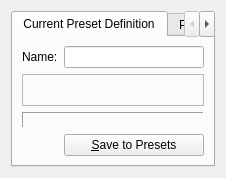
The window that krita/ui/forms/wdgpaintoppresets.ui (KDE/krita) describes before a commit, drawn with Qt 5.
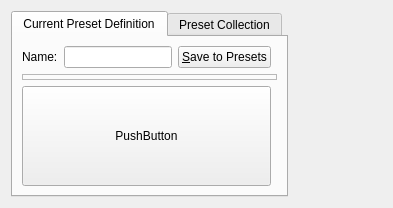
The same window after the commit. Custom widgets are drawn as their Qt base class.

Commit message: added big preset preview

Diff of the .ui file:
```diff
--- a/krita/ui/forms/wdgpaintoppresets.ui
+++ b/krita/ui/forms/wdgpaintoppresets.ui
@@ -1,12 +1,12 @@
 <ui version="4.0" >
  <class>WdgPaintOpPresets</class>
- <widget class="QWidget" name="WdgPaintOpPresets" >
-  <property name="geometry" >
+ <widget class="QWidget" name="WdgPaintOpPresets">
+  <property name="geometry">
    <rect>
     <x>0</x>
-    <y>0</y>
-    <width>212</width>
-    <height>178</height>
+    <y>122</y>
+    <width>393</width>
+    <height>208</height>
    </rect>
   </property>
   <property name="sizePolicy" >
@@ -15,11 +15,11 @@
     <verstretch>0</verstretch>
    </sizepolicy>
   </property>
-  <layout class="QGridLayout" name="gridLayout_4" >
-   <item row="0" column="0" >
-    <widget class="QTabWidget" name="tabPresets" >
-     <property name="sizePolicy" >
-      <sizepolicy vsizetype="Expanding" hsizetype="Fixed" >
+  <layout class="QVBoxLayout" name="verticalLayout">
+   <item>
+    <widget class="QTabWidget" name="tabPresets">
+     <property name="sizePolicy">
+      <sizepolicy hsizetype="Fixed" vsizetype="Expanding">
        <horstretch>0</horstretch>
        <verstretch>0</verstretch>
       </sizepolicy>
@@ -31,25 +31,11 @@
       <attribute name="title" >
        <string>Current Preset Definition</string>
       </attribute>
-      <layout class="QGridLayout" name="gridLayout" >
-       <item row="0" column="1" >
-        <widget class="QLineEdit" name="txtPreset" >
-         <property name="toolTip" >
-          <string>Current brush definition</string>
-         </property>
-        </widget>
-       </item>
-       <item row="0" column="0" >
-        <widget class="QLabel" name="label" >
-         <property name="text" >
-          <string>Name:</string>
-         </property>
-        </widget>
-       </item>
-       <item row="1" column="0" colspan="2" >
-        <widget class="QFrame" name="frmOptionWidgetContainer" >
-         <property name="sizePolicy" >
-          <sizepolicy vsizetype="Expanding" hsizetype="Expanding" >
+      <layout class="QGridLayout" name="gridLayout">
+       <item row="4" column="0" colspan="2">
+        <widget class="QFrame" name="frmOptionWidgetContainer">
+         <property name="sizePolicy">
+          <sizepolicy hsizetype="Expanding" vsizetype="Expanding">
            <horstretch>0</horstretch>
            <verstretch>4</verstretch>
           </sizepolicy>
@@ -62,38 +48,44 @@
          </property>
         </widget>
        </item>
-       <item row="2" column="0" colspan="2" >
-        <widget class="QLabel" name="lblPreview" >
-         <property name="sizePolicy" >
-          <sizepolicy vsizetype="Expanding" hsizetype="Preferred" >
-           <horstretch>0</horstretch>
-           <verstretch>0</verstretch>
-          </sizepolicy>
-         </property>
-         <property name="toolTip" >
-          <string>preview of a brush stroke</string>
-         </property>
-         <property name="frameShape" >
-          <enum>QFrame::Panel</enum>
-         </property>
-         <property name="frameShadow" >
-          <enum>QFrame::Sunken</enum>
-         </property>
-         <property name="text" >
-          <string/>
-         </property>
-         <property name="alignment" >
-          <set>Qt::AlignCenter</set>
-         </property>
-        </widget>
+       <item row="1" column="0">
+        <layout class="QHBoxLayout" name="horizontalLayout">
+         <item>
+          <widget class="QLabel" name="label">
+           <property name="text">
+            <string>Name:</string>
+           </property>
+          </widget>
+         </item>
+         <item>
+          <widget class="QLineEdit" name="txtPreset">
+           <property name="toolTip">
+            <string>Current brush definition</string>
+           </property>
+          </widget>
+         </item>
+         <item>
+          <widget class="QPushButton" name="bnSave">
+           <property name="toolTip">
+            <string>save the current brush definition under this name</string>
+           </property>
+           <property name="text">
+            <string>&amp;Save to Presets</string>
+           </property>
+          </widget>
+         </item>
+        </layout>
        </item>
-       <item row="3" column="1" >
-        <widget class="QPushButton" name="bnSave" >
-         <property name="toolTip" >
-          <string>save the current brush definition under this name</string>
+       <item row="5" column="0">
+        <widget class="KisPresetWidget" name="presetPreview">
+         <property name="minimumSize">
+          <size>
+           <width>0</width>
+           <height>100</height>
+          </size>
          </property>
-         <property name="text" >
-          <string>&amp;Save to Presets</string>
+         <property name="text">
+          <string>PushButton</string>
          </property>
         </widget>
        </item>
@@ -140,6 +132,11 @@
    <header>widgets/kis_preset_chooser.h</header>
    <container>1</container>
   </customwidget>
+  <customwidget>
+   <class>KisPresetWidget</class>
+   <extends>QPushButton</extends>
+   <header>widgets/kis_preset_widget.h</header>
+  </customwidget>
  </customwidgets>
  <resources/>
  <connections/>
```
Left out of the diff: 41 changed lines with no effect on the pictures. The commit also changes 3 other files.
